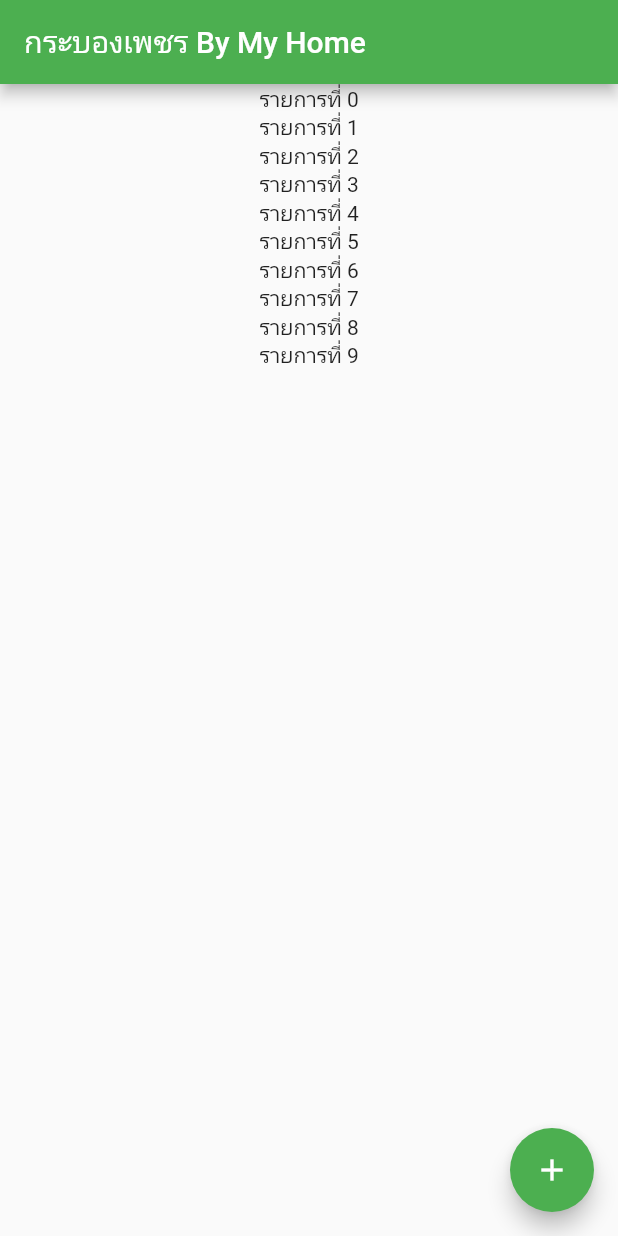
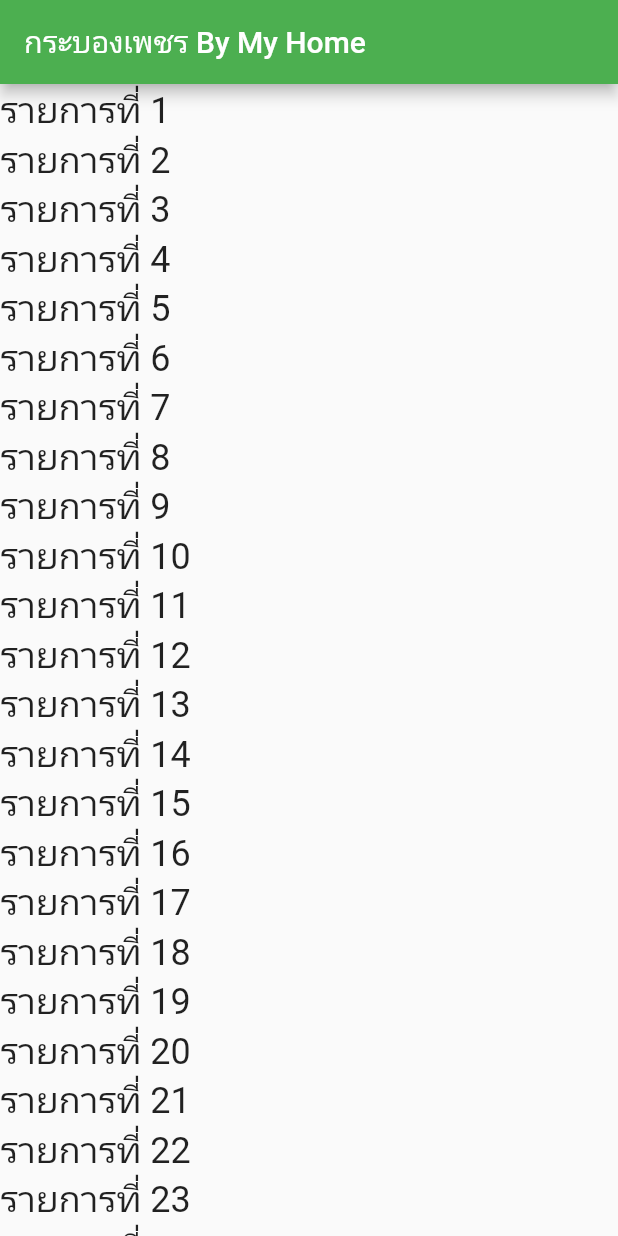
Before and after one commit to Somkairt/ProjectF, a Flutter app: the screen it shows after launch, on a phone screen of 412 x 824 dp. Run offline on Flutter 3.47's test engine with Material 2 defaults, Android fonts, the phone set to English and light mode, and no system bars.

Commit message:
เริ่มเข้าหน้าร้าน

```diff
--- a/lib/main.dart
+++ b/lib/main.dart
@@ -27,34 +27,31 @@ class mypage extends StatefulWidget {
 class _mypageState extends State<mypage> {
   int number = 0; //การสร้างstate
 
+//แสดงผลข้อมูล
   @override
   Widget build(BuildContext context) {
-    //ข้อมูลที่เป็นtext widget
-    List<Widget> data = [];
-    for (var i = 0; i < 10; i++) {
-      data.add(Text("รายการที่ $i"));
-    }
-
     return Scaffold(
       appBar: AppBar(
         title: Text("กระบองเพชร By My Home"),
       ),
       body: Center(
-        child: Column(
-          mainAxisAlignment: MainAxisAlignment.start,
-          children: data,
+        child: ListView(
+          children: getData(30),
         ),
-      ),
-      floatingActionButton: FloatingActionButton(
-        onPressed: addNumber,
-        child: Icon(Icons.add),
       ),
     );
   }
 
-  void addNumber() {
-    setState(() {
-      number++;
-    });
+//เตรียมข้อมูล
+  List<Widget> getData(int count) {
+    //ข้อมูลที่เป็นtext widget
+    List<Widget> data = [];
+    for (var i = 1; i <= count; i++) {
+      data.add(Text(
+        "รายการที่ $i",
+        style: TextStyle(fontSize: 24),
+      ));
+    }
+    return data;
   }
 }
```
